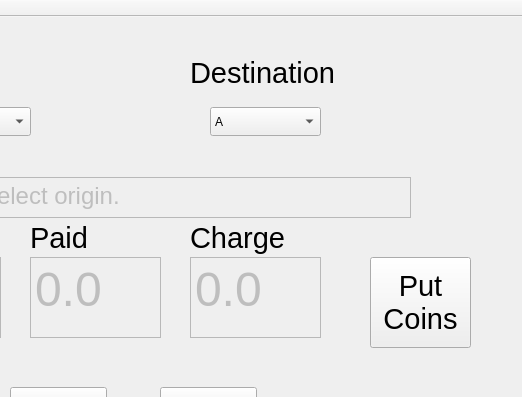
Qt form TicketSystem/Client/TicketClient/mainwindow.ui (CFWLoader/Toys) before a commit; both pictures show x 190 to 712 and y 0 to 397 of the 712 by 480 pixel window.
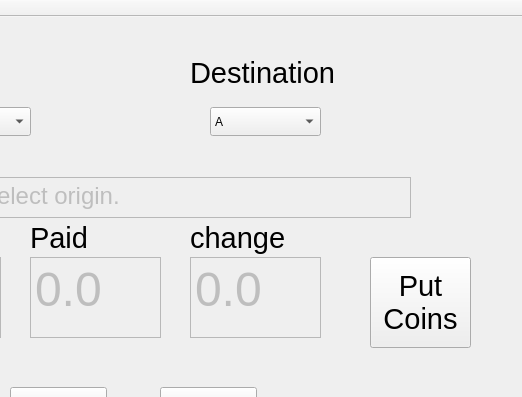
The same form after that commit.

The edit to the form file:
```diff
--- a/TicketSystem/Client/TicketClient/mainwindow.ui
+++ b/TicketSystem/Client/TicketClient/mainwindow.ui
@@ -421,7 +421,7 @@
      </font>
     </property>
     <property name="text">
-     <string>Charge</string>
+     <string>change</string>
     </property>
    </widget>
    <widget class="QPushButton" name="confirmButton">
```
Left out of the diff: 4 changed lines with no effect on the pictures.
